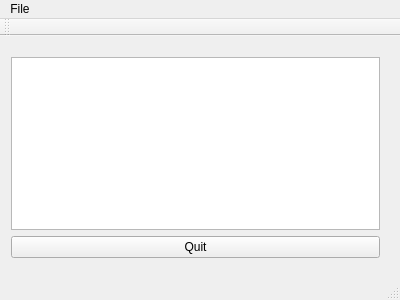
Old version of the form mainwindow.ui in the repository Noahdw/Strauss.
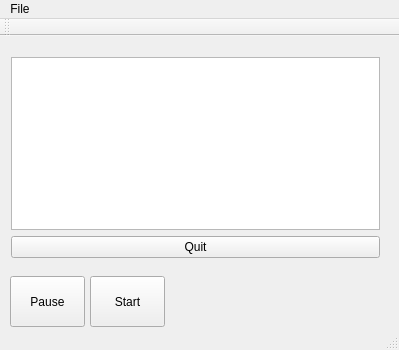
New version of the form.

The edit to the form file:
```diff
--- a/mainwindow.ui
+++ b/mainwindow.ui
@@ -6,15 +6,15 @@
    <rect>
     <x>0</x>
     <y>0</y>
-    <width>400</width>
-    <height>300</height>
+    <width>399</width>
+    <height>350</height>
    </rect>
   </property>
   <property name="windowTitle">
    <string>MainWindow</string>
   </property>
   <widget class="QWidget" name="centralWidget">
-   <widget class="QWidget" name="">
+   <widget class="QWidget" name="layoutWidget">
     <property name="geometry">
      <rect>
       <x>0</x>
@@ -36,13 +36,39 @@
      </item>
     </layout>
    </widget>
+   <widget class="QPushButton" name="PauseButton">
+    <property name="geometry">
+     <rect>
+      <x>10</x>
+      <y>240</y>
+      <width>75</width>
+      <height>51</height>
+     </rect>
+    </property>
+    <property name="text">
+     <string>Pause</string>
+    </property>
+   </widget>
+   <widget class="QPushButton" name="StartButton">
+    <property name="geometry">
+     <rect>
+      <x>90</x>
+      <y>240</y>
+      <width>75</width>
+      <height>51</height>
+     </rect>
+    </property>
+    <property name="text">
+     <string>Start</string>
+    </property>
+   </widget>
   </widget>
   <widget class="QMenuBar" name="menuBar">
    <property name="geometry">
     <rect>
      <x>0</x>
      <y>0</y>
-     <width>400</width>
+     <width>399</width>
      <height>21</height>
     </rect>
    </property>
```
